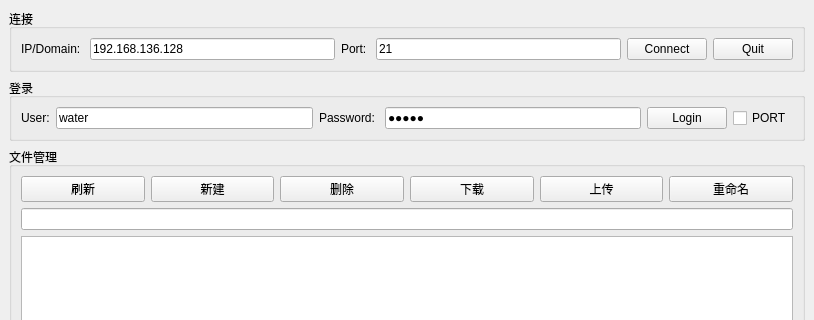
Old version of the form client.ui in the repository ubuntuwinter/ftpClient; both pictures show x 0 to 814 and y 0 to 320 of the 814 by 724 pixel window.
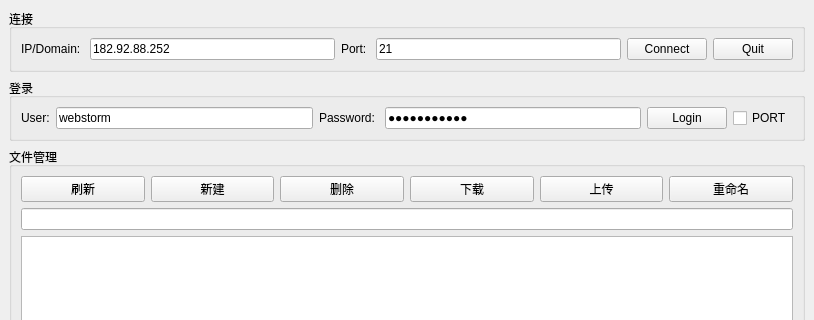
New version of the form.

Commit message: hide passwd

What changed in the file:
```diff
--- a/client.ui
+++ b/client.ui
@@ -37,7 +37,7 @@
              <item>
               <widget class="QLineEdit" name="hostEditor">
                <property name="text">
-                <string>192.168.136.128</string>
+                <string>182.92.88.252</string>
                </property>
               </widget>
              </item>
@@ -100,7 +100,7 @@
              <item>
               <widget class="QLineEdit" name="userEditor">
                <property name="text">
-                <string>water</string>
+                <string>webstorm</string>
                </property>
               </widget>
              </item>
@@ -114,7 +114,7 @@
              <item>
               <widget class="QLineEdit" name="passwordEditor">
                <property name="text">
-                <string>water</string>
+                <string>lyh26239231</string>
                </property>
                <property name="echoMode">
                 <enum>QLineEdit::Password</enum>
```
The commit also changes 1 other file.
